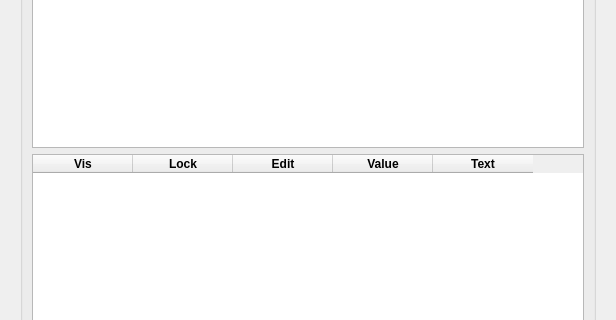
The window that QTModules/Annotation/Resources/UI/qSlicerAnnotationModule.ui (Slicer/SlicerGitSVNArchive) describes before a commit, drawn with Qt 5; both pictures show x 0 to 616 and y 232 to 552 of the 616 by 705 pixel window.
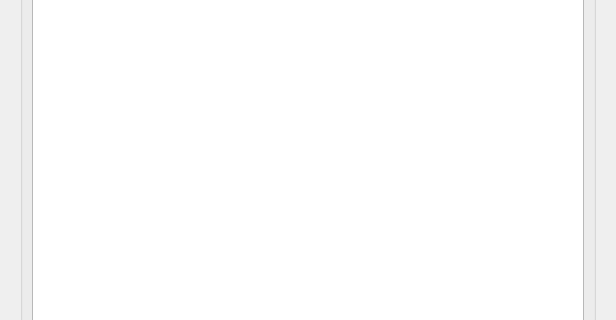
The same window after the commit. Icons and pictures are not drawn. Custom widgets are drawn as their Qt base class.

Commit message: ENH: Annotation module: Completed basic hierarchy functionality. It is possible to create new hierarchies, modify visibility and un-/lock of hierarchies or single annotations. By removing the old table, we could say good-bye to over 1000 lines of messy code.

```diff
--- a/QTModules/Annotation/Resources/UI/qSlicerAnnotationModule.ui
+++ b/QTModules/Annotation/Resources/UI/qSlicerAnnotationModule.ui
@@ -336,94 +336,6 @@
            </property>
           </widget>
          </item>
-         <item>
-          <widget class="QTableWidget" name="tableWidget">
-           <property name="sizePolicy">
-            <sizepolicy hsizetype="Expanding" vsizetype="Expanding">
-             <horstretch>0</horstretch>
-             <verstretch>0</verstretch>
-            </sizepolicy>
-           </property>
-           <property name="minimumSize">
-            <size>
-             <width>0</width>
-             <height>120</height>
-            </size>
-           </property>
-           <property name="toolTip">
-            <string>- single mouse click: select annotation (background changes)
-- double mouse click: modifying value of tab  
-- cursor over entry: a pop up appears with all annotation entries </string>
-           </property>
-           <property name="dragDropOverwriteMode">
-            <bool>false</bool>
-           </property>
-           <property name="dragDropMode">
-            <enum>QAbstractItemView::InternalMove</enum>
-           </property>
-           <property name="selectionBehavior">
-            <enum>QAbstractItemView::SelectRows</enum>
-           </property>
-           <property name="rowCount">
-            <number>0</number>
-           </property>
-           <column>
-            <property name="text">
-             <string>Vis</string>
-            </property>
-            <property name="font">
-             <font>
-              <weight>75</weight>
-              <bold>true</bold>
-             </font>
-            </property>
-           </column>
-           <column>
-            <property name="text">
-             <string>Lock</string>
-            </property>
-            <property name="font">
-             <font>
-              <weight>75</weight>
-              <bold>true</bold>
-             </font>
-            </property>
-           </column>
-           <column>
-            <property name="text">
-             <string>Edit</string>
-            </property>
-            <property name="font">
-             <font>
-              <weight>75</weight>
-              <bold>true</bold>
-             </font>
-            </property>
-           </column>
-           <column>
-            <property name="text">
-             <string>Value</string>
-            </property>
-            <property name="font">
-             <font>
-              <weight>75</weight>
-              <bold>true</bold>
-             </font>
-            </property>
-           </column>
-           <column>
-            <property name="text">
-             <string>Text</string>
-            </property>
-            <property name="font">
-             <font>
-              <weight>75</weight>
-              <bold>true</bold>
-             </font>
-            </property>
-           </column>
-          </widget>
-         </item>
         </layout>
        </widget>
       </item>
```
The commit also changes 7 other files.
